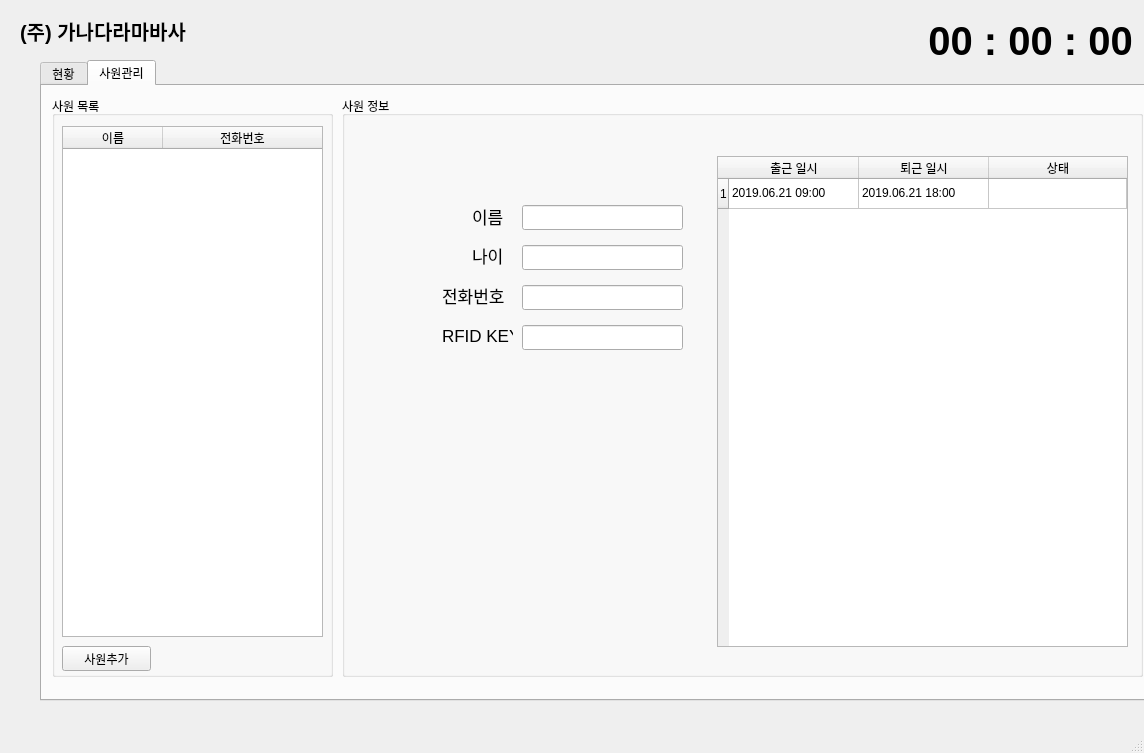
Above: attendance_manage/mainwindow_dashboard.ui from Jeho0216/attendance_manage_project before the change. Below: the same form after it.
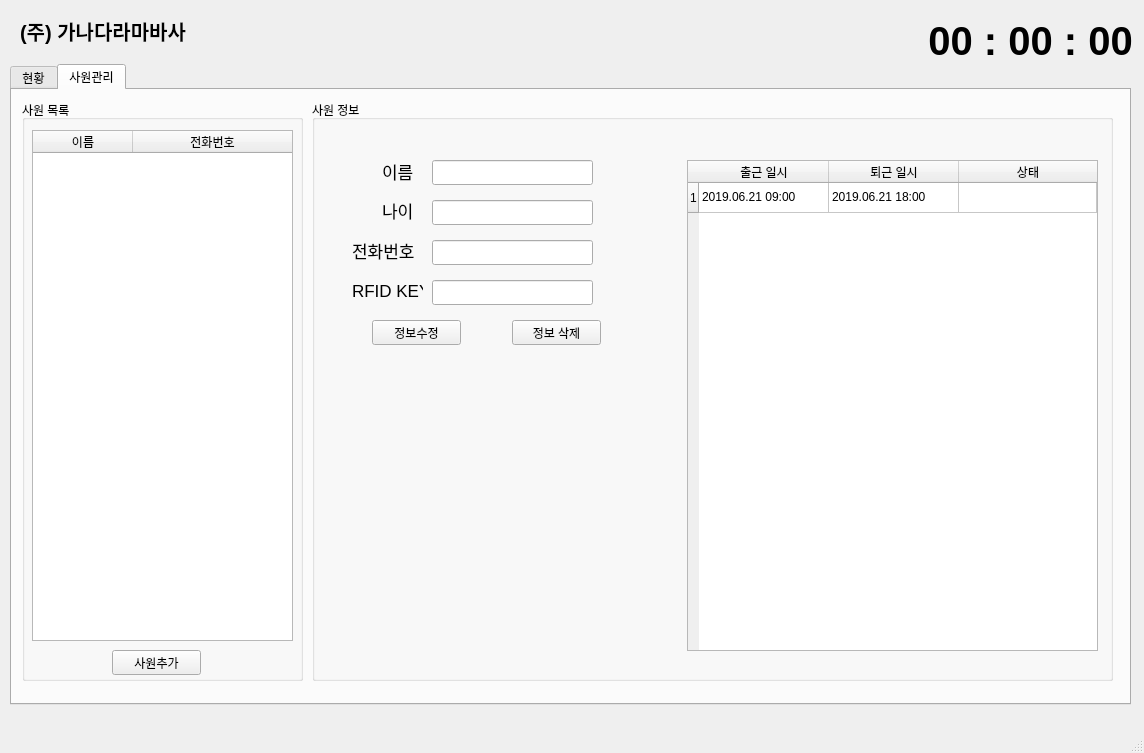
That is the form after the change. The open tabs and pages were chosen to show the change.

```diff
--- a/attendance_manage/mainwindow_dashboard.ui
+++ b/attendance_manage/mainwindow_dashboard.ui
@@ -40,8 +40,8 @@
    <widget class="QTabWidget" name="tabWidget">
     <property name="geometry">
      <rect>
-      <x>40</x>
-      <y>60</y>
+      <x>10</x>
+      <y>64</y>
       <width>1121</width>
       <height>641</height>
      </rect>
@@ -119,7 +119,7 @@
       <widget class="QPushButton" name="pushButton_add">
        <property name="geometry">
         <rect>
-         <x>10</x>
+         <x>90</x>
          <y>550</y>
          <width>89</width>
          <height>25</height>
@@ -197,8 +197,8 @@
       <widget class="QLineEdit" name="lineEdit_name">
        <property name="geometry">
         <rect>
-         <x>180</x>
-         <y>109</y>
+         <x>120</x>
+         <y>60</y>
          <width>161</width>
          <height>25</height>
         </rect>
@@ -210,8 +210,8 @@
       <widget class="QLineEdit" name="lineEdit_age">
        <property name="geometry">
         <rect>
-         <x>180</x>
-         <y>149</y>
+         <x>120</x>
+         <y>100</y>
          <width>161</width>
          <height>25</height>
         </rect>
@@ -223,8 +223,8 @@
       <widget class="QLineEdit" name="lineEdit_phone">
        <property name="geometry">
         <rect>
-         <x>180</x>
-         <y>189</y>
+         <x>120</x>
+         <y>140</y>
          <width>161</width>
          <height>25</height>
         </rect>
@@ -236,8 +236,8 @@
       <widget class="QLineEdit" name="lineEdit_card">
        <property name="geometry">
         <rect>
-         <x>180</x>
-         <y>229</y>
+         <x>120</x>
+         <y>180</y>
          <width>161</width>
          <height>25</height>
         </rect>
@@ -249,8 +249,8 @@
       <widget class="QLabel" name="label_2">
        <property name="geometry">
         <rect>
-         <x>130</x>
-         <y>110</y>
+         <x>70</x>
+         <y>61</y>
          <width>41</width>
          <height>21</height>
         </rect>
@@ -267,8 +267,8 @@
       <widget class="QLabel" name="label_3">
        <property name="geometry">
         <rect>
-         <x>130</x>
-         <y>149</y>
+         <x>70</x>
+         <y>100</y>
          <width>41</width>
          <height>21</height>
         </rect>
@@ -285,8 +285,8 @@
       <widget class="QLabel" name="label_4">
        <property name="geometry">
         <rect>
-         <x>100</x>
-         <y>189</y>
+         <x>40</x>
+         <y>140</y>
          <width>71</width>
          <height>21</height>
         </rect>
@@ -303,8 +303,8 @@
       <widget class="QLabel" name="label_5">
        <property name="geometry">
         <rect>
-         <x>100</x>
-         <y>229</y>
+         <x>40</x>
+         <y>180</y>
          <width>71</width>
          <height>21</height>
         </rect>
@@ -318,6 +318,32 @@
         <string>RFID KEY</string>
        </property>
       </widget>
+      <widget class="QPushButton" name="pushButton_mod">
+       <property name="geometry">
+        <rect>
+         <x>60</x>
+         <y>220</y>
+         <width>89</width>
+         <height>25</height>
+        </rect>
+       </property>
+       <property name="text">
+        <string>정보수정</string>
+       </property>
+      </widget>
+      <widget class="QPushButton" name="pushButton_del">
+       <property name="geometry">
+        <rect>
+         <x>200</x>
+         <y>220</y>
+         <width>89</width>
+         <height>25</height>
+        </rect>
+       </property>
+       <property name="text">
+        <string>정보 삭제</string>
+       </property>
+      </widget>
      </widget>
     </widget>
    </widget>
```
Left out of the diff: 2 changed lines with no effect on the pictures.
